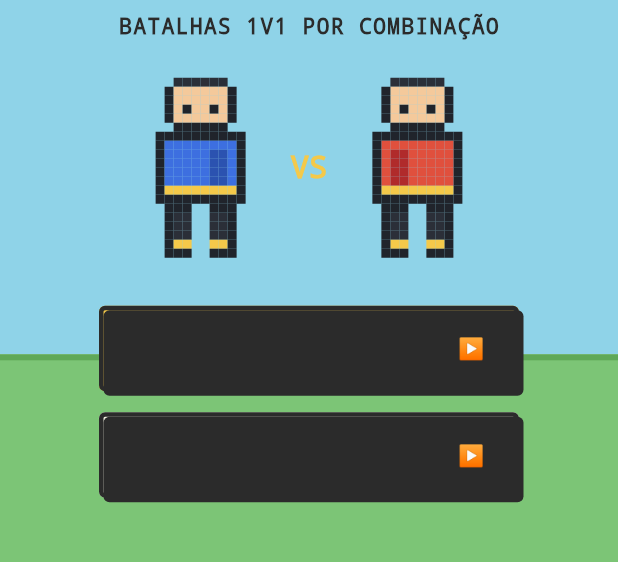
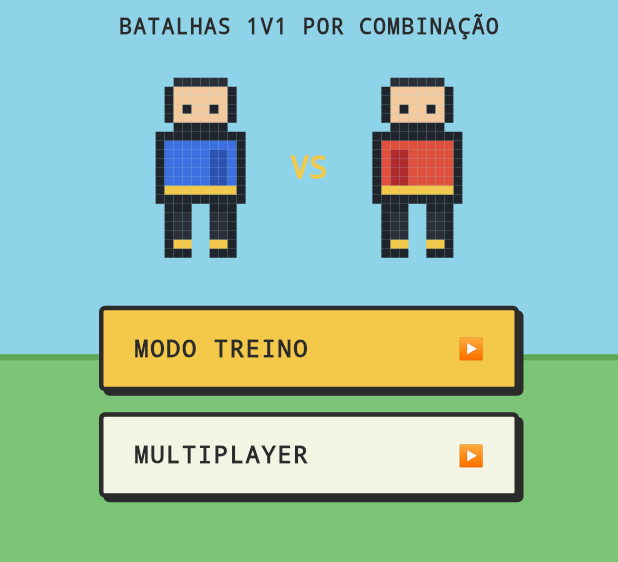
Before and after one commit to MarlonFer77/jogo-elementos, a Flutter app: the screen it shows after launch, on a phone screen of 412 x 824 dp, the part 412-974 px from its top. Run offline on Flutter 3.47's test engine with Material 3 defaults, Android fonts, the phone set to English and light mode, and no system bars; missing offline and left inert: flame.

Commit message:
Corrige PixelMenuButton renderizando preto sólido (Material+InkWell)
Detectado na verificação manual do Bloco 3: a combinação
Material > InkWell > Container(decorado) não pintava a cor de fundo
esperada, deixando o botão preto e o texto invisível. Trocado por um
único Container decorado com GestureDetector — sem essa ambiguidade.

Co-Authored-By: Claude Sonnet 5 <noreply@anthropic.com>

```diff
--- a/app/lib/game_presentation/pixel_menu_button.dart
+++ b/app/lib/game_presentation/pixel_menu_button.dart
@@ -2,8 +2,8 @@ import 'package:flutter/material.dart';
 
 /// Botão blocudo estilo jogo de luta — mesmo espírito visual do painel
 /// de HP da batalha (`BattleHudWidget`). [primary] dá um fundo mais
-/// destacado (ação mais comum). Sem animação customizada: usa o feedback
-/// de toque padrão do Flutter (`InkWell`). Ver
+/// destacado (ação mais comum). Sem animação customizada: só um
+/// `GestureDetector` sobre o retângulo decorado. Ver
 /// docs/superpowers/specs/2026-09-09-home-title-screen-design.md.
 class PixelMenuButton extends StatelessWidget {
   const PixelMenuButton({
@@ -19,15 +19,12 @@ class PixelMenuButton extends StatelessWidget {
 
   @override
   Widget build(BuildContext context) {
-    return Material(
-      color: primary ? const Color(0xFFF4C94A) : const Color(0xFFF4F4E4),
-      borderRadius: BorderRadius.circular(4),
-      child: InkWell(
+    return GestureDetector(
       onTap: onPressed,
-        borderRadius: BorderRadius.circular(4),
       child: Container(
         padding: const EdgeInsets.symmetric(horizontal: 20, vertical: 14),
         decoration: BoxDecoration(
+          color: primary ? const Color(0xFFF4C94A) : const Color(0xFFF4F4E4),
           border: Border.all(color: const Color(0xFF2B2B2B), width: 3),
           borderRadius: BorderRadius.circular(4),
           boxShadow: const [
@@ -56,7 +53,6 @@ class PixelMenuButton extends StatelessWidget {
           ],
         ),
       ),
-      ),
     );
   }
 }
```
Lines whose indentation alone changed are shown as unchanged.
